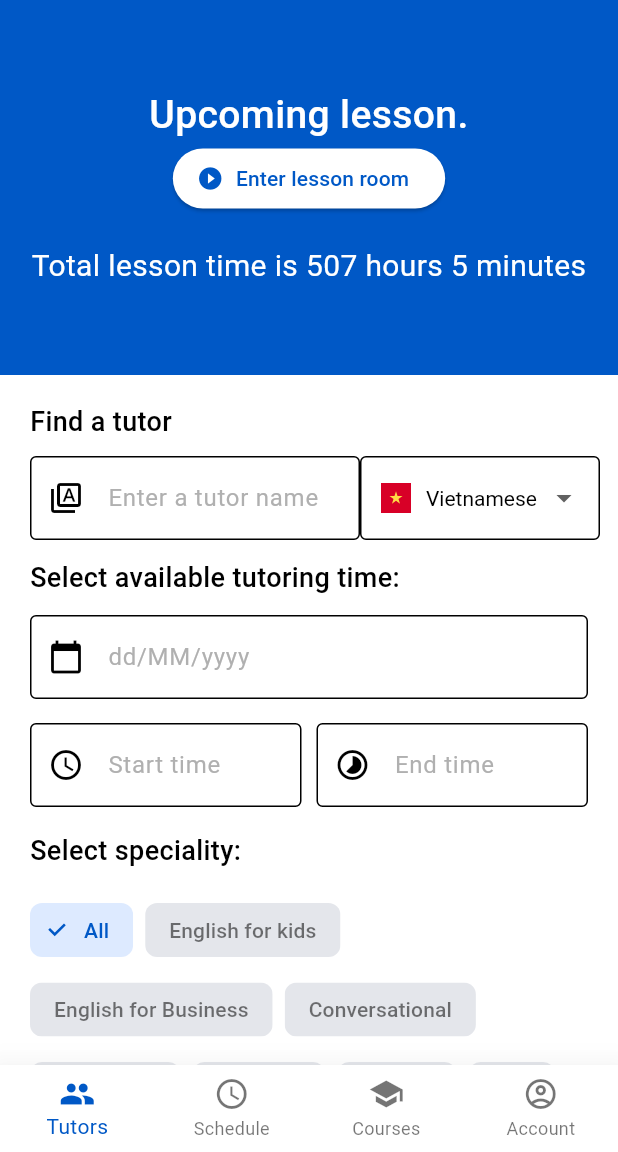
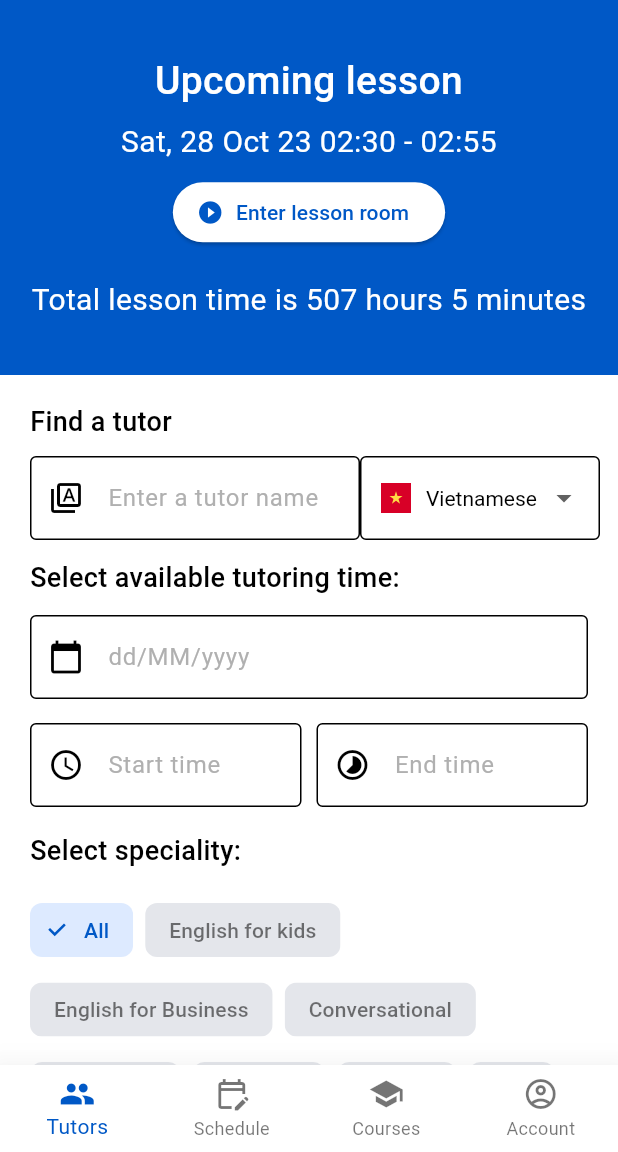
Before and after one commit to luuquang200/let_tutor, a Flutter app: the screen it shows after launch, after a tap on "Login", on a phone screen of 412 x 824 dp, the part 84-1236 px from its top. Run offline on Flutter 3.47's test engine with Material 2 defaults, Android fonts, the phone set to English and light mode, and no system bars; our stand-ins replace flutter_svg.

Commit message:
Relocated some files

```diff
--- a/lib/presentation/booking_screen.dart
+++ b/lib/presentation/screen/booking_screen.dart
@@ -234,8 +234,8 @@ class _BookingScreenState extends State<BookingScreen> {
   Widget build(BuildContext context) {
     return Scaffold(
       appBar: AppBar(
-        title: const Text('Booking'),
-      ),
+          title: Text('Booking', style: CustomTextStyle.topHeadline),
+          iconTheme: IconThemeData(color: Theme.of(context).primaryColor)),
       body: Padding(
         padding: const EdgeInsets.all(26.0),
         child: Column(
--- a/lib/presentation/course_detail.dart
+++ b/lib/presentation/screen/course_detail.dart
@@ -1,7 +1,7 @@
 import 'package:flutter/material.dart';
 import 'package:let_tutor/presentation/styles/custom_button.dart';
 import 'package:let_tutor/presentation/styles/custom_text_style.dart';
-import 'package:let_tutor/presentation/tutor_detail.dart';
+import 'package:let_tutor/presentation/screen/tutor_detail.dart';
 import 'package:let_tutor/routes.dart';
 
 class CourseDetail extends StatefulWidget {
@@ -201,7 +201,7 @@ class _CourseDetailState extends State<CourseDetail> {
       padding: const EdgeInsets.symmetric(horizontal: 26),
       child: Row(
         children: [
-          Text('Keegan', style: CustomTextStyle.headlineMedium),
+          Text('Adelia Rice', style: CustomTextStyle.headlineMedium),
           const SizedBox(width: 16),
           TextButton(
               onPressed: () {
--- a/lib/presentation/home.dart
+++ b/lib/presentation/screen/home.dart
@@ -1,9 +1,9 @@
 import 'package:flutter/material.dart';
-import 'package:let_tutor/presentation/account_screen.dart';
-import 'package:let_tutor/presentation/courses_screen.dart';
-import 'package:let_tutor/presentation/schedule_screen.dart';
+import 'package:let_tutor/presentation/screen/account_screen.dart';
+import 'package:let_tutor/presentation/screen/courses_screen.dart';
+import 'package:let_tutor/presentation/screen/schedule_screen.dart';
 import 'package:let_tutor/presentation/styles/custom_text_style.dart';
-import 'package:let_tutor/presentation/tutor_list_screen.dart';
+import 'package:let_tutor/presentation/screen/tutor_list_screen.dart';
 
 class Home extends StatefulWidget {
   const Home({super.key});
@@ -48,7 +48,7 @@ class _HomeState extends State<Home> {
         items: const [
           BottomNavigationBarItem(icon: Icon(Icons.people), label: 'Tutors'),
           BottomNavigationBarItem(
-              icon: Icon(Icons.schedule_outlined), label: 'Schedule'),
+              icon: Icon(Icons.edit_calendar_outlined), label: 'Schedule'),
           BottomNavigationBarItem(icon: Icon(Icons.school), label: 'Courses'),
           BottomNavigationBarItem(
               icon: Icon(Icons.account_circle_outlined), label: 'Account'),
--- a/lib/presentation/sign_in_screen.dart
+++ b/lib/presentation/screen/sign_in_screen.dart
@@ -1,5 +1,6 @@
 import 'package:flutter/material.dart';
 import 'package:flutter_svg/flutter_svg.dart';
+import 'package:let_tutor/presentation/styles/custom_button.dart';
 import 'package:let_tutor/routes.dart';
 
 class SignInScreen extends StatefulWidget {
@@ -81,31 +82,13 @@ class _SignInScreenState extends State<SignInScreen> {
                           fontSize: 18, fontWeight: FontWeight.normal),
                     ),
                   ),
-                  SizedBox(
-                    width: double.infinity,
-                    child: ElevatedButton(
-                        onPressed: () {
-                          Routes.navigateToReplacement(context, Routes.home);
-                        },
-                        style: ButtonStyle(
-                          padding: MaterialStateProperty.all(
-                            const EdgeInsets.symmetric(vertical: 16),
-                          ),
-                          backgroundColor: MaterialStateProperty.all<Color>(
-                              const Color(0xFF0058C6)),
-                          shape:
-                              MaterialStateProperty.all<RoundedRectangleBorder>(
-                            RoundedRectangleBorder(
-                              borderRadius: BorderRadius.circular(8),
-                            ),
-                          ),
-                        ),
-                        child: const Text('Login',
-                            style: TextStyle(
-                                color: Color(0xFFFFFFFF),
-                                fontSize: 20,
-                                fontWeight: FontWeight.bold))),
-                  ),
+                  CustomElevatedButton(
+                      text: 'Login',
+                      height: 52,
+                      radius: 8,
+                      onPressed: () {
+                        Routes.navigateToReplacement(context, Routes.home);
+                      }),
                   Container(
                     width: double.infinity,
                     margin: const EdgeInsets.only(top: 30, bottom: 10),
@@ -132,14 +115,6 @@ class _SignInScreenState extends State<SignInScreen> {
                         onPressed: () {},
                         icon: SvgPicture.asset(
                           'assets/google-logo.svg',
-                          width: 50,
-                          height: 50,
-                        ),
-                      ),
-                      IconButton(
-                        onPressed: () {},
-                        icon: SvgPicture.asset(
-                          'assets/facebook-logo.svg',
                           width: 50,
                           height: 50,
                         ),
--- a/lib/presentation/tutor_list_screen.dart
+++ b/lib/presentation/screen/tutor_list_screen.dart
@@ -27,7 +27,11 @@ class _TutorListScreenState extends State<TutorListScreen> {
   ];
   final dateController = TextEditingController();
   int selectedSpecialityIndex = 0;
-  final List<String> listNationalities = <String>['Vietnamese', 'Foreigner'];
+  final List<String> listNationalities = <String>[
+    'Vietnamese',
+    'Foreigner',
+    'Tunisia'
+  ];
   final startTimeController = TextEditingController();
   final endTimeController = TextEditingController();
 
@@ -89,22 +93,10 @@ class _TutorListScreenState extends State<TutorListScreen> {
                   child: _buttonResetFilter(),
                 ),
                 const SizedBox(height: 8),
-                SizedBox(
-                  height: 600,
-                  child: ListView.builder(
-                    shrinkWrap: true,
-                    scrollDirection: Axis.vertical,
-                    itemCount: 6,
-                    itemBuilder: (context, index) {
-                      return const Column(
-                        children: [
-                          TutorInformationCard(),
-                          SizedBox(height: 16),
-                        ],
-                      );
-                    },
-                  ),
-                )
+                const Text('Recommended Tutors:',
+                    style: CustomTextStyle.headlineMedium),
+                const SizedBox(height: 8),
+                _listTutorInformationCard(),
               ],
             ),
           ),
@@ -122,7 +114,7 @@ class _TutorListScreenState extends State<TutorListScreen> {
         mainAxisAlignment: MainAxisAlignment.center,
         children: [
           const Text(
-            'Upcoming lesson.',
+            'Upcoming lesson',
             textAlign: TextAlign.center,
             style: TextStyle(
               fontSize: 26,
@@ -130,6 +122,13 @@ class _TutorListScreenState extends State<TutorListScreen> {
               color: Colors.white,
             ),
           ),
+          const SizedBox(height: 8),
+          const Text(
+            'Sat, 28 Oct 23 02:30 - 02:55',
+            textAlign: TextAlign.center,
+            style: TextStyle(fontSize: 20, color: Colors.white),
+          ),
+          const SizedBox(height: 8),
           ElevatedButton.icon(
             onPressed: () {},
             label: const Text("Enter lesson room"),
@@ -320,4 +319,23 @@ class _TutorListScreenState extends State<TutorListScreen> {
       child: const Text('Reset Filters'),
     );
   }
+
+  _listTutorInformationCard() {
+    return SizedBox(
+      height: 600,
+      child: ListView.builder(
+        shrinkWrap: true,
+        scrollDirection: Axis.vertical,
+        itemCount: 6,
+        itemBuilder: (context, index) {
+          return const Column(
+            children: [
+              TutorInformationCard(),
+              SizedBox(height: 16),
+            ],
+          );
+        },
+      ),
+    );
+  }
 }
```
Also changed, not shown: lib/main.dart (+1 -17 lines), lib/routes.dart (+12 -12 lines), assets/mobile-logo.svg (added), lib/presentation/screen/account_screen.dart (renamed from lib/presentation/account_screen.dart), lib/presentation/screen/courses_screen.dart (renamed from lib/presentation/courses_screen.dart), lib/presentation/screen/schedule_screen.dart (renamed from lib/presentation/schedule_screen.dart), lib/presentation/screen/topic_detail.dart (renamed from lib/presentation/topic_detail.dart), lib/presentation/screen/tutor_detail.dart (renamed from lib/presentation/tutor_detail.dart), lib/presentation/screen/tutor_review_screen.dart (renamed from lib/presentation/tutor_review_screen.dart), lib/presentation/screen/video_call_screen.dart (renamed from lib/presentation/video_call_screen.dart), lib/presentation/screen/write_review.dart (renamed from lib/presentation/write_review.dart).
